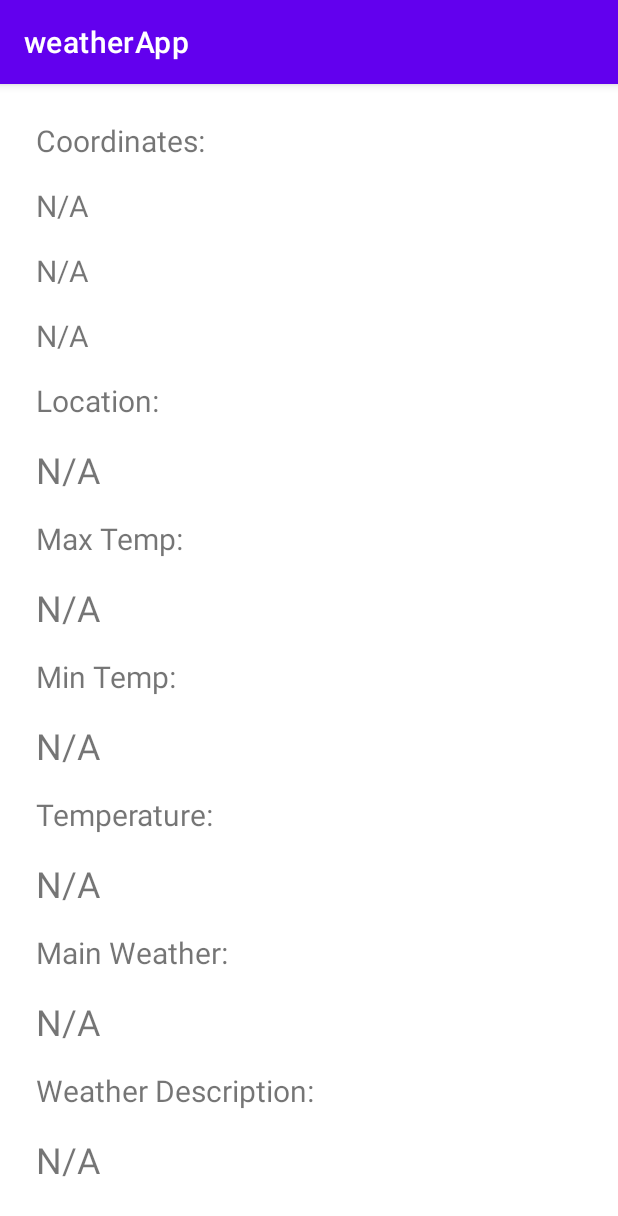
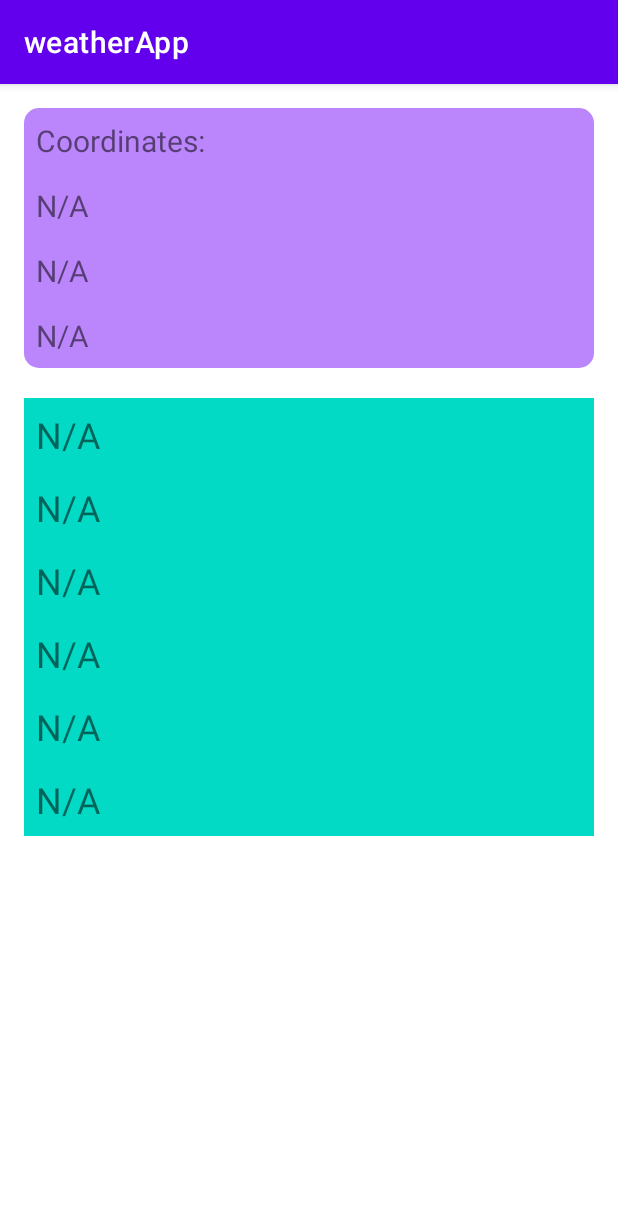
Before and after one commit to Just111n/weatherApp, an Android app: the screen it shows after launch (MainActivity), on a phone screen of 412 x 824 dp. Shown: the top 1216 px of the screen. Run offline under Robolectric (Android 15) with nearby library versions, the phone set to English and light mode, and no system bars.

Commit message:
UI: Make Basic Card

```diff
--- /dev/null
+++ b/app/src/main/res/drawable/roundcorners.xml
@@ -0,0 +1,9 @@
+<?xml version="1.0" encoding="utf-8"?>
+<shape xmlns:android="http://schemas.android.com/apk/res/android">
+    <corners
+        android:bottomLeftRadius="10dp"
+        android:bottomRightRadius="10dp"
+        android:topLeftRadius="10dp"
+        android:topRightRadius="10dp"
+        />
+</shape>
--- a/app/src/main/res/layout/activity_main.xml
+++ b/app/src/main/res/layout/activity_main.xml
@@ -4,141 +4,18 @@
     xmlns:tools="http://schemas.android.com/tools"
     android:layout_width="match_parent"
     android:layout_height="match_parent">
-    <LinearLayout xmlns:android="http://schemas.android.com/apk/res/android"
-        xmlns:tools="http://schemas.android.com/tools"
+    <LinearLayout
         android:layout_width="match_parent"
         android:layout_height="wrap_content"
         android:padding="16dp"
         tools:context=".MainActivity"
         android:orientation="vertical">
 
+        <include layout="@layout/fragment_phone_location" />
+
+        <include layout="@layout/fragment_weather_card" />
 
 
-        <TextView
-            android:id="@+id/coordinatesTextView"
-            android:layout_width="match_parent"
-            android:layout_height="wrap_content"
-            android:textSize="20sp"
-            android:padding="8dp"
-            android:text="@string/coordinates" />
-        <TextView
-            android:id="@+id/latTextView"
-            android:layout_width="match_parent"
-            android:layout_height="wrap_content"
-            android:textSize="20sp"
-            android:padding="8dp"
-            android:text="@string/n_a" />
-        <TextView
-            android:id="@+id/lonTextView"
-            android:layout_width="match_parent"
-            android:layout_height="wrap_content"
-            android:textSize="20sp"
-            android:padding="8dp"
-            android:text="@string/n_a" />
-
-        <TextView
-            android:id="@+id/timeTextView"
-            android:layout_width="match_parent"
-            android:layout_height="wrap_content"
-            android:textSize="20sp"
-            android:padding="8dp"
-            android:text="@string/n_a" />
-
-        <TextView
-            android:id="@+id/locationLabelTextView"
-            android:layout_width="match_parent"
-            android:layout_height="wrap_content"
-            android:textSize="20sp"
-            android:padding="8dp"
-            android:text="Location:" />
-
-        <TextView
-            android:id="@+id/locationTextView"
-            android:layout_width="match_parent"
-            android:layout_height="wrap_content"
-            android:textSize="24sp"
-            android:padding="8dp"
-            android:text="@string/n_a" />
-
-        <TextView
-            android:id="@+id/maxTempLabelTextView"
-            android:layout_width="match_parent"
-            android:layout_height="wrap_content"
-            android:textSize="20sp"
-            android:padding="8dp"
-            android:text="Max Temp:" />
-
-        <TextView
-            android:id="@+id/maxTempTextView"
-            android:layout_width="match_parent"
-            android:layout_height="wrap_content"
-            android:textSize="24sp"
-            android:padding="8dp"
-            android:text="@string/n_a" />
-
-        <TextView
-            android:id="@+id/minTempLabelTextView"
-            android:layout_width="match_parent"
-            android:layout_height="wrap_content"
-            android:textSize="20sp"
-            android:padding="8dp"
-            android:text="Min Temp:" />
-
-        <TextView
-            android:id="@+id/minTempTextView"
-            android:layout_width="match_parent"
-            android:layout_height="wrap_content"
-            android:textSize="24sp"
-            android:padding="8dp"
-            android:text="@string/n_a" />
-
-        <TextView
-            android:id="@+id/tempLabelTextView"
-            android:layout_width="match_parent"
-            android:layout_height="wrap_content"
-            android:textSize="20sp"
-            android:padding="8dp"
-            android:text="Temperature:" />
-
-        <TextView
-            android:id="@+id/tempTextView"
-            android:layout_width="match_parent"
-            android:layout_height="wrap_content"
-            android:textSize="24sp"
-            android:padding="8dp"
-            android:text="@string/n_a" />
-
-        <TextView
-            android:id="@+id/mainWeatherLabelTextView"
-            android:layout_width="match_parent"
-            android:layout_height="wrap_content"
-            android:textSize="20sp"
-            android:padding="8dp"
-            android:text="Main Weather:" />
-
-        <TextView
-            android:id="@+id/mainWeatherTextView"
-            android:layout_width="match_parent"
-            android:layout_height="wrap_content"
-            android:textSize="24sp"
-            android:padding="8dp"
-            android:text="@string/n_a" />
-
-        <TextView
-            android:id="@+id/weatherDescLabelTextView"
-            android:layout_width="match_parent"
-            android:layout_height="wrap_content"
-            android:textSize="20sp"
-            android:padding="8dp"
-            android:text="Weather Description:" />
-
-        <TextView
-            android:id="@+id/weatherDescTextView"
-            android:layout_width="match_parent"
-            android:layout_height="wrap_content"
-            android:textSize="24sp"
-            android:padding="8dp"
-            android:text="@string/n_a" />
 
     </LinearLayout>
 </ScrollView>
--- /dev/null
+++ b/app/src/main/res/layout/fragment_phone_location.xml
@@ -0,0 +1,41 @@
+<?xml version="1.0" encoding="utf-8"?>
+<LinearLayout xmlns:android="http://schemas.android.com/apk/res/android"
+    xmlns:tools="http://schemas.android.com/tools"
+    android:layout_width="match_parent"
+    android:layout_height="wrap_content"
+    tools:context=".PhoneLocationFragment"
+    android:orientation="vertical"
+    android:background="@drawable/roundcorners"
+    android:backgroundTint="@color/purple_200">
+
+    <TextView
+        android:id="@+id/coordinatesTextView"
+        android:layout_width="match_parent"
+        android:layout_height="wrap_content"
+        android:textSize="20sp"
+        android:padding="8dp"
+        android:text="@string/coordinates" />
+    <TextView
+        android:id="@+id/latTextView"
+        android:layout_width="match_parent"
+        android:layout_height="wrap_content"
+        android:textSize="20sp"
+        android:padding="8dp"
+        android:text="@string/n_a" />
+    <TextView
+        android:id="@+id/lonTextView"
+        android:layout_width="match_parent"
+        android:layout_height="wrap_content"
+        android:textSize="20sp"
+        android:padding="8dp"
+        android:text="@string/n_a" />
+
+    <TextView
+        android:id="@+id/timeTextView"
+        android:layout_width="match_parent"
+        android:layout_height="wrap_content"
+        android:textSize="20sp"
+        android:padding="8dp"
+        android:text="@string/n_a" />
+
+</LinearLayout>
--- /dev/null
+++ b/app/src/main/res/layout/fragment_weather_card.xml
@@ -0,0 +1,68 @@
+<?xml version="1.0" encoding="utf-8"?>
+<LinearLayout xmlns:android="http://schemas.android.com/apk/res/android"
+    xmlns:tools="http://schemas.android.com/tools"
+    android:layout_width="match_parent"
+    android:layout_height="wrap_content"
+    tools:context=".WeatherCard"
+    android:orientation="vertical"
+    android:background="@color/purple_200"
+    android:backgroundTint="@color/teal_200"
+    android:layout_marginTop="20dp">
+
+
+
+    <TextView
+        android:id="@+id/locationTextView"
+        android:layout_width="match_parent"
+        android:layout_height="wrap_content"
+        android:textSize="24sp"
+        android:padding="8dp"
+        android:text="@string/n_a" />
+
+
+
+    <TextView
+        android:id="@+id/maxTempTextView"
+        android:layout_width="match_parent"
+        android:layout_height="wrap_content"
+        android:textSize="24sp"
+        android:padding="8dp"
+        android:text="@string/n_a" />
+
+    <TextView
+        android:id="@+id/tempTextView"
+        android:layout_width="match_parent"
+        android:layout_height="wrap_content"
+        android:textSize="24sp"
+        android:padding="8dp"
+        android:text="@string/n_a" />
+
+
+
+    <TextView
+        android:id="@+id/minTempTextView"
+        android:layout_width="match_parent"
+        android:layout_height="wrap_content"
+        android:textSize="24sp"
+        android:padding="8dp"
+        android:text="@string/n_a" />
+
+    <TextView
+        android:id="@+id/mainWeatherTextView"
+        android:layout_width="match_parent"
+        android:layout_height="wrap_content"
+        android:textSize="24sp"
+        android:padding="8dp"
+        android:text="@string/n_a" />
+
+
+
+    <TextView
+        android:id="@+id/weatherDescTextView"
+        android:layout_width="match_parent"
+        android:layout_height="wrap_content"
+        android:textSize="24sp"
+        android:padding="8dp"
+        android:text="@string/n_a" />
+
+</LinearLayout>
--- a/app/src/main/res/values/strings.xml
+++ b/app/src/main/res/values/strings.xml
@@ -21,5 +21,12 @@
     <string name="default_time">DEFAULT TIME</string>
     <string name="coordinates">Coordinates:</string>
     <string name="real_time">Real Time</string>
+    <!-- TODO: Remove or change this placeholder text -->
+    <string name="hello_blank_fragment">Hello blank fragment</string>
+    <string name="weather_description">Weather Description:</string>
+    <string name="main_weather">Main Weather:</string>
+    <string name="temperature">Temperature:</string>
+    <string name="min_temp">Min Temp:</string>
+    <string name="max_temp">Max Temp:</string>
 
 </resources>
```
